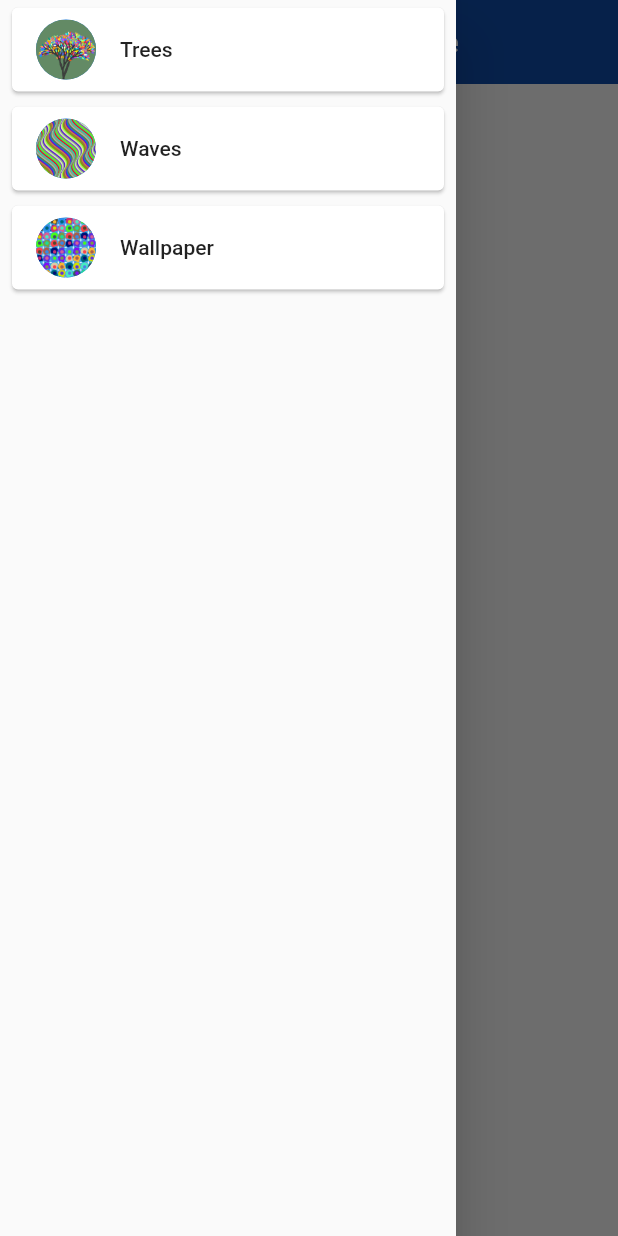
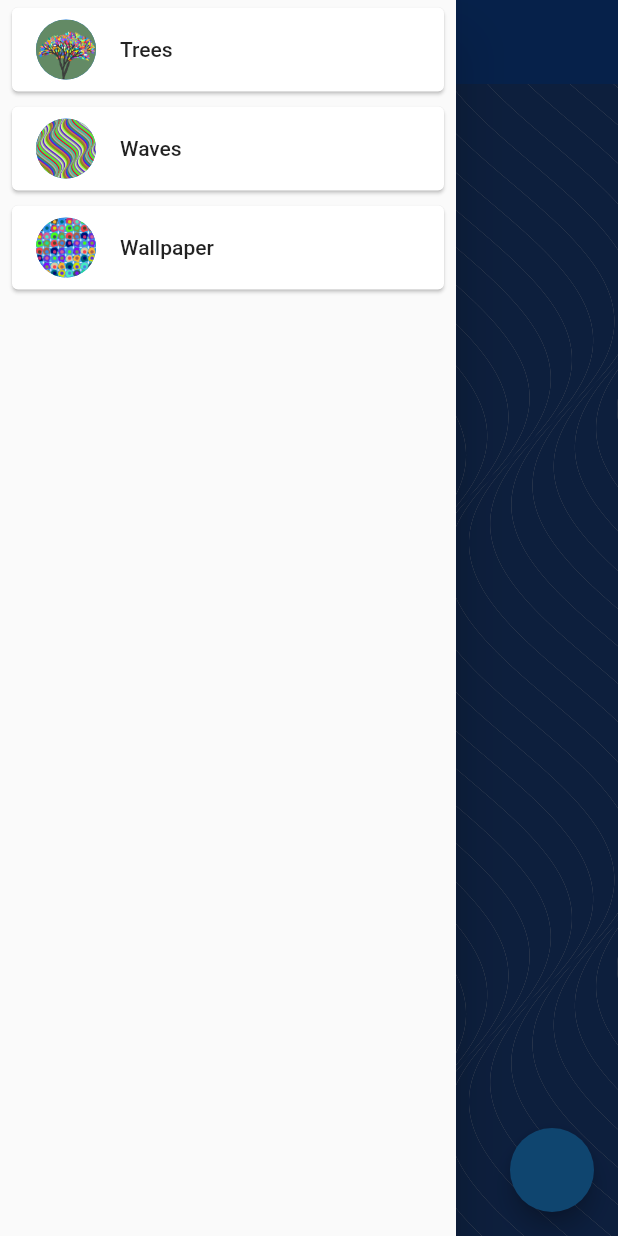
Before and after one commit to baldfatchris/opart_v2, a Flutter app: the screen it shows after launch, with the side drawer open, on a phone screen of 412 x 824 dp. Run offline on Flutter 3.47's test engine with Material 2 defaults, Android fonts, the phone set to English and light mode, and no system bars; our stand-ins replace flutter_spinkit.

Commit message:
Created one single navigation bar.

```diff
--- a/lib/menu.dart
+++ b/lib/menu.dart
@@ -1,5 +1,9 @@
 import 'package:flutter/material.dart';
 import 'side_drawer.dart';
+import 'opart_tree.dart';
+import 'opart_waves.dart';
+import 'opart_wallpaper.dart';
+import 'dart:math';
 
 class OpArtMenu extends StatefulWidget {
   @override
@@ -7,9 +11,13 @@ class OpArtMenu extends StatefulWidget {
 }
 
 class _OpArtMenuState extends State<OpArtMenu> {
+  List<OpArtType> OpArtTypes = [
+    OpArtType(name: 'Trees', icon: 'lib/assets/trees.png', widget: OpArtTree()),
+    OpArtType(name: 'Waves', icon: 'lib/assets/waves.png', widget: OpArtWaves()),
+    OpArtType(name: 'Wallpaper', icon: 'lib/assets/wallpaper.png', widget: OpArtWallpaper()),
+  ];
 
-
-
+int currentWidget = Random().nextInt(3);
 
   @override
   void initState() {
@@ -21,14 +29,56 @@ class _OpArtMenuState extends State<OpArtMenu> {
   Widget build(BuildContext context) {
 
     return Scaffold(
-        drawer: DrawerWidget(),
+      floatingActionButton: FloatingActionButton(onPressed: (){setState(() {
+
+      });},),
+        drawer: Drawer(
+          // Add a ListView to the drawer. This ensures the user can scroll
+          // through the options in the drawer if there isn't enough vertical
+          // space to fit everything.
+            child: ListView.builder(
+              itemCount: OpArtTypes.length,
+              itemBuilder: (context, index) {
+                return Padding(
+                  padding: EdgeInsets.symmetric(vertical: 1, horizontal: 4),
+                  child: Card(
+                    child: ListTile(
+                      onTap: () {
+                        print(OpArtTypes[index].name);
+                       setState(() {
+                         currentWidget = index;
+                         Navigator.pop(context);
+                       });
+
+                      },
+                      title: Text(OpArtTypes[index].name),
+                      leading: CircleAvatar(
+                        backgroundImage: AssetImage('${OpArtTypes[index].icon}'),
+                      ),
+                    ),
+                  ),
+                );
+              },
+            )
+        ),
         backgroundColor: Colors.grey[200],
         appBar: AppBar(
           backgroundColor: Colors.blue[900],
-          title: Text('Choose an OpArt Type'),
+          title: Text(OpArtTypes[currentWidget].name),
           centerTitle: true,
           elevation: 0,
         ),
-        body: Container());
+        body: OpArtTypes[currentWidget].widget);
+
   }
 }
+
+
+class OpArtType {
+  String name;
+  String icon;
+  Widget widget;
+
+  OpArtType({this.name, this.icon, this.widget});
+
+}
```
Also changed, not shown: lib/opart_tree.dart (+26 -25 lines), lib/opart_wallpaper.dart (+10 -38 lines), lib/opart_waves.dart (+34 -33 lines).
